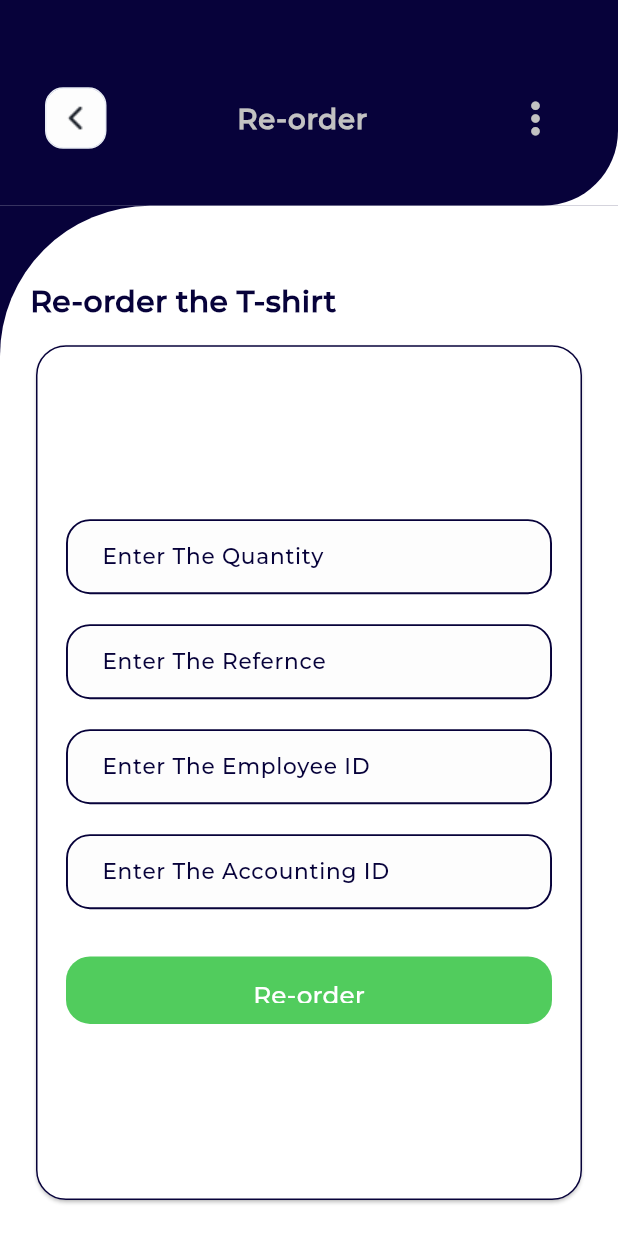
After one commit to YoussefReda-YRM/erp_system, a Flutter app: the ReorderView screen opened by its route, on a phone screen of 412 x 824 dp. The commit adds this screen. Run offline on Flutter 3.47's test engine with Material 3 defaults, Android fonts, the light colour scheme and no system bars; our stand-ins replace barcode_widget, dio, equatable, flutter_bloc, flutter_screenutil, freezed_annotation and 5 more; accounts and stored records are empty; generated files the repository leaves out were written again; network calls fail; project files that could hold a hidden picture were left out.

Commit message:
create replenishment and reorders view

```diff
--- a/lib/core/utils/app_router.dart
+++ b/lib/core/utils/app_router.dart
@@ -22,6 +22,8 @@ import 'package:erp_system/features/inventory/product/details_product/logic/deta
 import 'package:erp_system/features/inventory/product/details_product/ui/details_product_view.dart';
 import 'package:erp_system/features/inventory/product/get_all_product/logic/get_all_product_cubit.dart';
 import 'package:erp_system/features/inventory/product/get_all_product/ui/get_all_product_view.dart';
+import 'package:erp_system/features/inventory/replenishment/ui/reorder_view.dart';
+import 'package:erp_system/features/inventory/replenishment/ui/replenishment_view.dart';
 import 'package:erp_system/features/modules/ui/modules_view.dart';
 import 'package:erp_system/features/auth/login/ui/login_view.dart';
 import 'package:erp_system/features/auth/otp/ui/otp_view.dart';
@@ -52,6 +54,10 @@ abstract class AppRouter {
   static const kUpdateParentCategory = '/updateParentCategory';
   static const kAddParentCategory = '/addParentCategory';
   static const kAddSubCategory = '/addSubCategory';
+
+  //replenishment
+  static const kReplenishmentView = '/replenishmentView';
+  static const kReorderView = '/reorderView';
 
   static final router = GoRouter(
     routes: [
@@ -174,6 +180,17 @@ abstract class AppRouter {
         path: kPasswordChangedView,
         builder: (context, state) => const PasswordChangedView(),
       ),
+
+      //replenishment
+      GoRoute(
+        path: kReplenishmentView,
+        builder: (context, state) => ReplenishmentView(),
+      ),
+
+      GoRoute(
+        path: kReorderView,
+        builder: (context, state) => const ReorderView(),
+      ),
     ],
   );
 }
--- /dev/null
+++ b/lib/core/widgets/custom_app_body.dart
@@ -0,0 +1,25 @@
+import 'package:erp_system/core/utils/colors_app.dart';
+import 'package:flutter/material.dart';
+
+class CustomAppBody extends StatelessWidget {
+  const CustomAppBody({super.key, required this.child});
+
+  final Widget child;
+
+  @override
+  Widget build(BuildContext context) {
+    return Container(
+      color: ColorsApp.primaryColor,
+      child: Container(
+        padding: const EdgeInsets.symmetric(horizontal: 20, vertical: 20),
+        decoration: const BoxDecoration(
+          color: Colors.white,
+          borderRadius: BorderRadius.only(
+            topLeft: Radius.circular(100),
+          ),
+        ),
+        child: child,
+      ),
+    );
+  }
+}
--- a/lib/core/widgets/drawer_widget/drawer_item_list_view.dart
+++ b/lib/core/widgets/drawer_widget/drawer_item_list_view.dart
@@ -73,6 +73,8 @@ class _DrawerItemListViewState extends State<DrawerItemListView> {
                       GoRouter.of(context).push(AppRouter.kProductView);
                     } else if (activeIndex == 2) {
                       GoRouter.of(context).push(AppRouter.kCategoryView);
+                    } else if (activeIndex == 3) {
+                      GoRouter.of(context).push(AppRouter.kReplenishmentView);
                     }
                   });
                 }
--- /dev/null
+++ b/lib/features/inventory/replenishment/ui/reorder_view.dart
@@ -0,0 +1,14 @@
+import 'package:erp_system/features/inventory/replenishment/ui/widgets/reorder_view_body.dart';
+import 'package:flutter/material.dart';
+
+class ReorderView extends StatelessWidget {
+  const ReorderView({super.key});
+
+  @override
+  Widget build(BuildContext context) {
+    return const Scaffold(
+      backgroundColor: Colors.white,
+      body: ReorderViewBody(),
+    );
+  }
+}
--- /dev/null
+++ b/lib/features/inventory/replenishment/ui/widgets/reorder_view_body.dart
@@ -0,0 +1,146 @@
+import 'package:erp_system/core/utils/colors_app.dart';
+import 'package:erp_system/core/utils/styles.dart';
+import 'package:erp_system/core/widgets/custom_app_body.dart';
+import 'package:erp_system/core/widgets/custom_back_button.dart';
+import 'package:erp_system/core/widgets/custom_text_button.dart';
+import 'package:erp_system/core/widgets/custom_text_form_field.dart';
+import 'package:erp_system/features/inventory/product/widgets/custom_app_bar_product.dart';
+import 'package:flutter/material.dart';
+
+class ReorderViewBody extends StatelessWidget {
+  const ReorderViewBody({super.key});
+
+  @override
+  Widget build(BuildContext context) {
+    return Column(
+      children: [
+        CustomAppBarProduct(
+          title: "Re-order",
+          iconLeading: const CustomBackButton(),
+          iconTrailing: IconButton(
+            onPressed: () {},
+            icon: const Icon(
+              Icons.more_vert_outlined,
+              size: 34,
+              color: ColorsApp.lightGrey,
+            ),
+          ),
+        ),
+        Expanded(
+          child: CustomAppBody(
+            child: SizedBox(
+              width: double.infinity,
+              child: Column(
+                crossAxisAlignment: CrossAxisAlignment.start,
+                children: [
+                  const SizedBox(
+                    height: 30,
+                  ),
+                  Text(
+                    "Re-order the T-shirt",
+                    style: Styles.font18DarkBlueBold(context)
+                        .copyWith(fontSize: 20),
+                  ),
+                  const SizedBox(
+                    height: 10,
+                  ),
+                  Expanded(
+                    child: Card(
+                      shape: RoundedRectangleBorder(
+                        borderRadius: BorderRadius.circular(20),
+                        side: const BorderSide(color: ColorsApp.primaryColor),
+                      ),
+                      color: Colors.white,
+                      child: Center(
+                        child: SizedBox(
+                          child: SingleChildScrollView(
+                            child: Padding(
+                              padding: const EdgeInsets.symmetric(
+                                horizontal: 20,
+                                vertical: 20,
+                              ),
+                              child: Column(
+                                children: [
+                                  AppTextFormField(
+                                    hintText: 'Enter The Quantity',
+                                    enabledBorder: OutlineInputBorder(
+                                      borderSide: const BorderSide(
+                                        color: ColorsApp.primaryColor,
+                                        width: 1.3,
+                                      ),
+                                      borderRadius: BorderRadius.circular(16.0),
+                                    ),
+                                    validator: (value) {},
+                                  ),
+                                  const SizedBox(
+                                    height: 20,
+                                  ),
+                                  AppTextFormField(
+                                    hintText: 'Enter The Refernce',
+                                    enabledBorder: OutlineInputBorder(
+                                      borderSide: const BorderSide(
+                                        color: ColorsApp.primaryColor,
+                                        width: 1.3,
+                                      ),
+                                      borderRadius: BorderRadius.circular(16.0),
+                                    ),
+                                    validator: (value) {},
+                                  ),
+                                  const SizedBox(
+                                    height: 20,
+                                  ),
+                                  AppTextFormField(
+                                    hintText: 'Enter The Employee ID',
+                                    enabledBorder: OutlineInputBorder(
+                                      borderSide: const BorderSide(
+                                        color: ColorsApp.primaryColor,
+                                        width: 1.3,
+                                      ),
+                                      borderRadius: BorderRadius.circular(16.0),
+                                    ),
+                                    validator: (value) {},
+                                  ),
+                                  const SizedBox(
+                                    height: 20,
+                                  ),
+                                  AppTextFormField(
+                                    hintText: 'Enter The Accounting ID',
+                                    enabledBorder: OutlineInputBorder(
+                                      borderSide: const BorderSide(
+                                        color: ColorsApp.primaryColor,
+                                        width: 1.3,
+                                      ),
+                                      borderRadius: BorderRadius.circular(16.0),
+                                    ),
+                                    validator: (value) {},
+                                  ),
+                                  const SizedBox(
+                                    height: 30,
+                                  ),
+                                  AppTextButton(
+                                    buttonText: "Re-order",
+                                    backgroundColor: const Color(0xff51CC5D),
+                                    textStyle:
+                                        Styles.font16LightGreyMedium(context)
+                                            .copyWith(
+                                      color: Colors.white,
+                                    ),
+                                    onPressed: () {},
+                                  ),
+                                ],
+                              ),
+                            ),
+                          ),
+                        ),
+                      ),
+                    ),
+                  ),
+                ],
+              ),
+            ),
+          ),
+        ),
+      ],
+    );
+  }
+}
```
Also changed, not shown: lib/features/inventory/product/details_product/ui/details_product_view.dart (+4 -14 lines), lib/features/inventory/replenishment/ui/replenishment_view.dart (added, +20 -0 lines), lib/features/inventory/replenishment/ui/widgets/replenishment_item.dart (added, +51 -0 lines), lib/features/inventory/replenishment/ui/widgets/replenishment_view_body.dart (added, +71 -0 lines), lib/features/inventory/replenishment/logic/order_cubit.dart (added), lib/features/inventory/replenishment/logic/order_state.dart (added).
